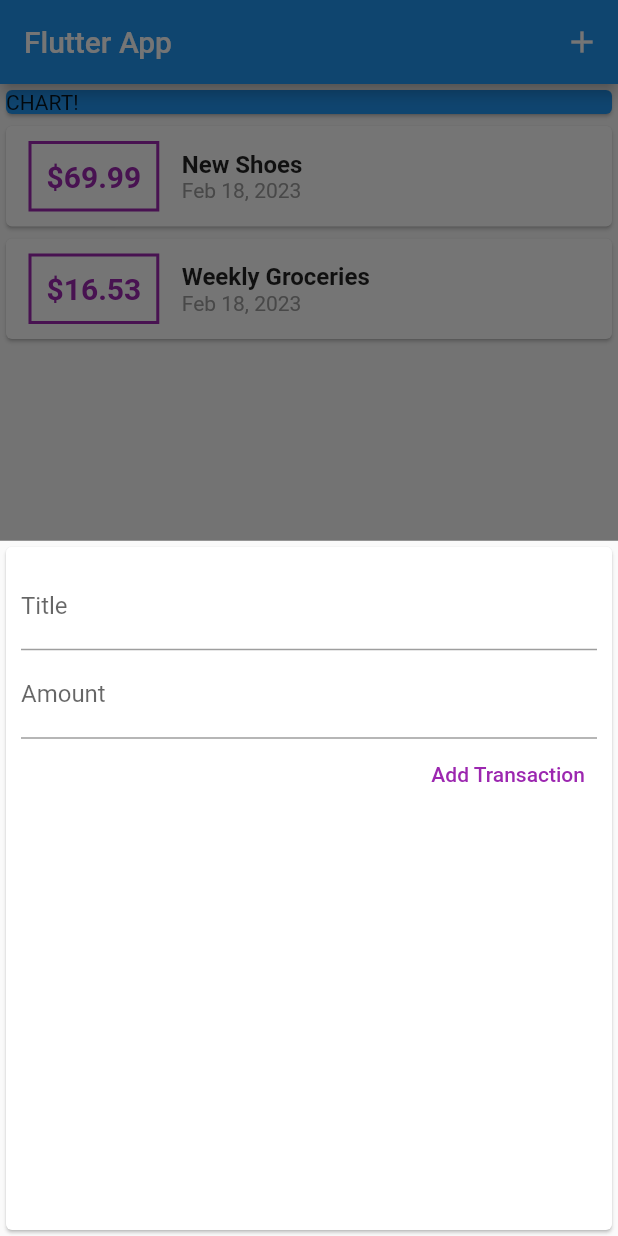
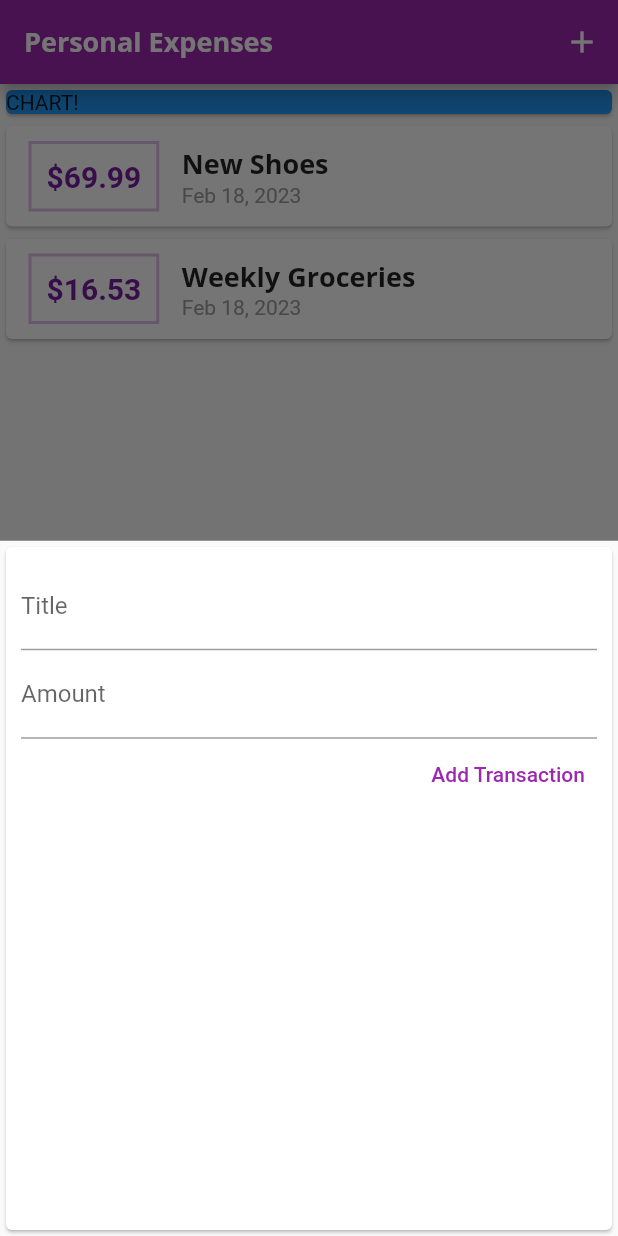
Before and after one commit to KishoreSohanda/ExpensePlanner, a Flutter app: the screen it shows after launch, after a tap on the "add" icon, on a phone screen of 412 x 824 dp. Run offline on Flutter 3.47's test engine with Material 2 defaults, Android fonts, the phone set to English and light mode, and no system bars.

Commit message:
Transaction List development is done ,also i have added  the textTheme and used that theme in transaction_list's Transaction Data, changed the app tittle also.

```diff
--- a/lib/main.dart
+++ b/lib/main.dart
@@ -11,9 +11,22 @@ class MyApp extends StatelessWidget {
 
   @override
   Widget build(BuildContext context) {
-    return const MaterialApp(
-      title: 'Flutter App',
-      home: MyHomePage(),
+    return MaterialApp(
+      title: 'Personal Expenses',
+      home: const MyHomePage(),
+      theme: ThemeData(
+        primarySwatch: Colors.purple,
+        // accentColor:Colors.amber,
+        fontFamily: 'Quicksand',
+        textTheme: ThemeData.light().textTheme.copyWith(
+              titleLarge: const TextStyle(
+                fontFamily: 'OpenSans',
+                fontWeight: FontWeight.bold,
+                fontSize: 18,
+              ),
+            ),
+
+      ),
     );
   }
 }
@@ -73,7 +86,10 @@ class _MyHomePageState extends State<MyHomePage> {
             onPressed: () => _startAddNewTransaction(context),
           ),
         ],
-        title: const Text('Flutter App'),
+        title: const Text(
+          'Personal Expenses',
+          // style: TextStyle(fontFamily: 'Open Sans'),
+        ),
       ),
       body: Column(
         // mainAxisAlignment: MainAxisAlignment.spaceAround,
--- a/lib/widgets/new_transaction.dart
+++ b/lib/widgets/new_transaction.dart
@@ -1,21 +1,30 @@
 import 'package:flutter/material.dart';
 
-class NewTransaction extends StatelessWidget {
-  final titleController = TextEditingController();
-  final amountController = TextEditingController();
+class NewTransaction extends StatefulWidget {
   final Function addTx;
 
-  NewTransaction(this.addTx, {super.key});
+  const NewTransaction(this.addTx, {super.key});
+
+  @override
+  State<NewTransaction> createState() => _NewTransactionState();
+}
+
+class _NewTransactionState extends State<NewTransaction> {
+  final titleController = TextEditingController();
+
+  final amountController = TextEditingController();
+
   void submitData() {
     final String enteredTitle = titleController.text;
     final double enteredAmount = double.parse(amountController.text);
     if(enteredTitle.isEmpty||enteredAmount<=0){
       return;
     }
-    addTx(
+    widget.addTx(
       enteredTitle,
       enteredAmount,
     );
+    Navigator.of(context).pop();
   }
 
   @override
--- a/lib/widgets/transaction_list.dart
+++ b/lib/widgets/transaction_list.dart
@@ -12,19 +12,23 @@ class TransactionList extends StatelessWidget {
     return Container(
       height: 300,
       child: ListView.builder(
-        itemBuilder: (ctx,index){
+        itemBuilder: (ctx, index) {
           return Card(
             child: Row(
               children: [
                 Container(
                   padding: const EdgeInsets.all(10),
-                    margin: const EdgeInsets.symmetric(
-                        vertical: 10, horizontal: 15),
+                  margin:
+                      const EdgeInsets.symmetric(vertical: 10, horizontal: 15),
                   decoration: BoxDecoration(
-                        border: Border.all(color: Colors.purple, width: 2)),
+                    border: Border.all(
+                      color: Theme.of(context).primaryColorLight,
+                      width: 2,
+                    ),
+                  ),
                   child: Text(
-                      style: const TextStyle(
-                          color: Colors.purple,
+                    style: TextStyle(
+                        color: Theme.of(context).primaryColorDark,
                         fontSize: 20,
                         fontWeight: FontWeight.bold),
                     '\$${transactions[index].amount.toStringAsFixed(2)}',
@@ -34,8 +38,7 @@ class TransactionList extends StatelessWidget {
                   crossAxisAlignment: CrossAxisAlignment.start,
                   children: [
                     Text(
-                          style: const TextStyle(
-                              fontWeight: FontWeight.bold, fontSize: 16),
+                        style: Theme.of(context).textTheme.titleLarge,
                         transactions[index].title),
                     Text(
                         style: const TextStyle(color: Colors.grey),
@@ -46,8 +49,7 @@ class TransactionList extends StatelessWidget {
             ),
           );
         },
-        itemCount:transactions.length ,
-
+        itemCount: transactions.length,
       ),
     );
   }
```
Also changed, not shown: pubspec.yaml (+12 -6 lines), assets/fonts/OpenSans-Bold.ttf (added), assets/fonts/OpenSans-Regular.ttf (added), assets/fonts/Quicksand-Bold.ttf (added), assets/fonts/Quicksand-Light.ttf (added), assets/fonts/Quicksand-Medium.ttf (added), assets/fonts/Quicksand-Regular.ttf (added), assets/randomfile.txt (added). Lines whose indentation alone changed are shown as unchanged.
